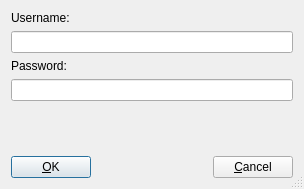
Qt form src/Gui/DlgAuthorization.ui (berndhahnebach/All_FreeCAD) before a commit.
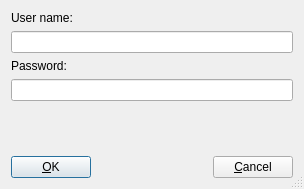
The same form after that commit.

```diff
--- a/src/Gui/DlgAuthorization.ui
+++ b/src/Gui/DlgAuthorization.ui
@@ -100,7 +100,7 @@
    <item row="0" column="0" >
     <widget class="QLabel" name="textLabel1" >
      <property name="text" >
-      <string>Username:</string>
+      <string>User name:</string>
      </property>
     </widget>
    </item>
```
